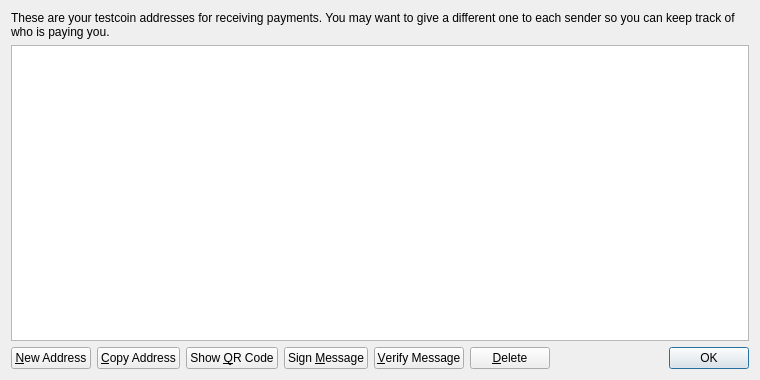
Above: src/qt/forms/addressbookpage.ui from yodacoin/test before the change. Below: the same form after it.
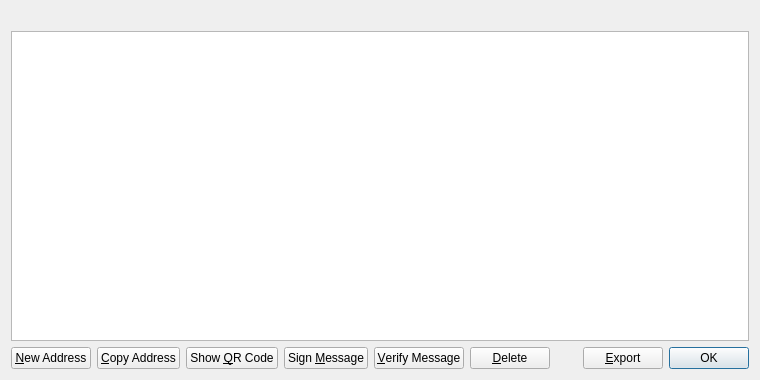
That is the form after the change. Icons and pictures are not drawn.

Patch:
```diff
--- a/src/qt/forms/addressbookpage.ui
+++ b/src/qt/forms/addressbookpage.ui
@@ -16,9 +16,6 @@
   <layout class="QVBoxLayout" name="verticalLayout">
    <item>
     <widget class="QLabel" name="labelExplanation">
-     <property name="text">
-      <string>These are your testcoin addresses for receiving payments. You may want to give a different one to each sender so you can keep track of who is paying you.</string>
-     </property>
      <property name="textFormat">
       <enum>Qt::PlainText</enum>
      </property>
@@ -151,6 +148,20 @@
        </property>
       </spacer>
      </item>
+     <item>
+      <widget class="QPushButton" name="exportButton">
+       <property name="toolTip">
+        <string>Export the data in the current tab to a file</string>
+       </property>
+       <property name="text">
+        <string>&amp;Export</string>
+       </property>
+       <property name="icon">
+        <iconset resource="../bitcoin.qrc">
+         <normaloff>:/icons/export</normaloff>:/icons/export</iconset>
+       </property>
+      </widget>
+     </item>
      <item>
       <widget class="QDialogButtonBox" name="buttonBox">
        <property name="sizePolicy">
```
Left out of the diff: 24 changed lines with no effect on the pictures.
